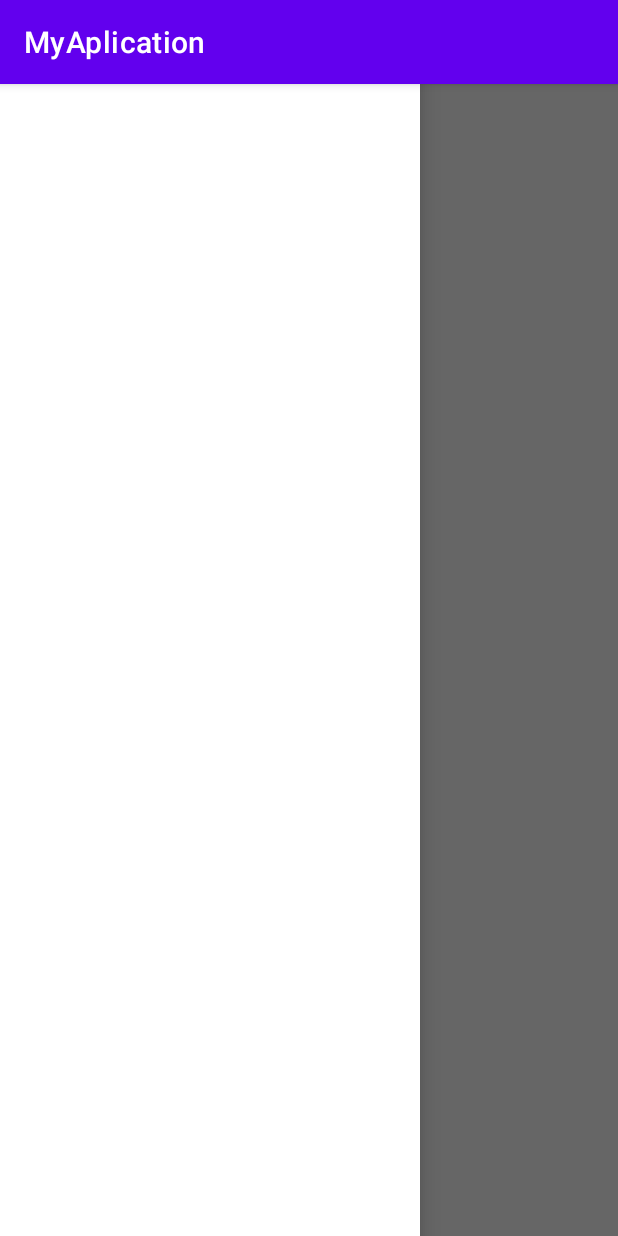
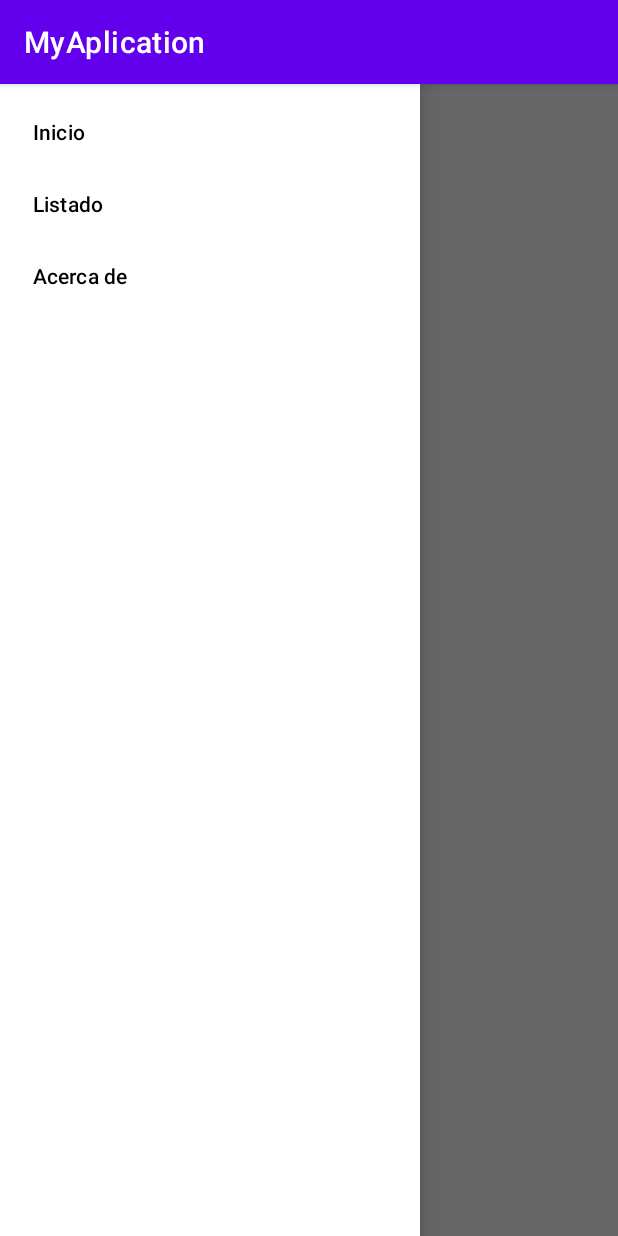
Before and after one commit to Brunoo652/RecuperacionInterfaces, an Android app: the screen it shows after launch (HomeActivity), with the side drawer open, on a phone screen of 412 x 824 dp. Run offline under Robolectric (Android 15) with nearby library versions, the phone set to English and light mode, and no system bars; 1 statement that could not run was skipped.

Commit message:
Avances con el drawe layer

```diff
--- a/Android/MyAplication/app/build.gradle
+++ b/Android/MyAplication/app/build.gradle
@@ -4,12 +4,12 @@ plugins {
 
 android {
     namespace 'com.afundacion.myaplication'
-    compileSdk 32
+    compileSdk 33
 
     defaultConfig {
         applicationId "com.afundacion.myaplication"
         minSdk 21
-        targetSdk 32
+        targetSdk 33
         versionCode 1
         versionName "1.0"
 
@@ -18,7 +18,7 @@ android {
 
     buildTypes {
         release {
-            minifyEnabled false
+            minifyEnabled true
             proguardFiles getDefaultProguardFile('proguard-android-optimize.txt'), 'proguard-rules.pro'
         }
     }
@@ -36,4 +36,5 @@ dependencies {
     testImplementation 'junit:junit:4.13.2'
     androidTestImplementation 'androidx.test.ext:junit:1.1.5'
     androidTestImplementation 'androidx.test.espresso:espresso-core:3.5.1'
+    implementation fileTree(dir: 'libs', include: ['*.jar'])
 }
--- a/Android/MyAplication/app/src/main/java/com/afundacion/myaplication/HomeActivity.java
+++ b/Android/MyAplication/app/src/main/java/com/afundacion/myaplication/HomeActivity.java
@@ -1,7 +1,7 @@
 package com.afundacion.myaplication;
 
 import android.os.Bundle;
-import android.widget.Toolbar;
+import androidx.appcompat.widget.Toolbar;
 
 import androidx.appcompat.app.ActionBarDrawerToggle;
 import androidx.appcompat.app.AppCompatActivity;
@@ -27,6 +27,7 @@ public class HomeActivity extends AppCompatActivity {
         toggle.syncState();
     }
 
+    //cierre del menú con la pulsación del botón Atrás o back de Android.
     @Override
     public void onBackPressed() {
         if (drawerLayout.isDrawerOpen(GravityCompat.START)) {
--- a/Android/MyAplication/app/src/main/res/layout/activity_home.xml
+++ b/Android/MyAplication/app/src/main/res/layout/activity_home.xml
@@ -1,5 +1,6 @@
 <androidx.drawerlayout.widget.DrawerLayout xmlns:android="http://schemas.android.com/apk/res/android"
     xmlns:tools="http://schemas.android.com/tools"
+    xmlns:app="http://schemas.android.com/apk/res-auto"
     android:id="@+id/drawer_layout"
     android:layout_width="match_parent"
     android:layout_height="match_parent"
@@ -24,6 +25,9 @@
         android:layout_width="wrap_content"
         android:layout_height="match_parent"
         android:layout_gravity="start"
-        android:fitsSystemWindows="true" />
+        android:fitsSystemWindows="true"
+        app:menu="@menu/activity_home_navigation_drawer"/>
+
+
 
 </androidx.drawerlayout.widget.DrawerLayout>
--- /dev/null
+++ b/Android/MyAplication/app/src/main/res/menu/activity_home_navigation_drawer.xml
@@ -0,0 +1,25 @@
+<?xml version="1.0" encoding="utf-8"?>
+
+<menu xmlns:android="http://schemas.android.com/apk/res/android"
+    xmlns:tools="http://schemas.android.com/tools"
+    tools:showIn="navigation_view">
+
+    <group android:checkableBehavior="single">
+
+        <item
+            android:id="@+id/incio"
+            android:title="Inicio" />
+
+        <item
+            android:id="@+id/listado"
+            android:title="Listado" />
+
+        <item
+            android:id="@+id/acerca_de"
+            android:title="Acerca de" />
+
+    </group>
+
+
+
+</menu>
```
